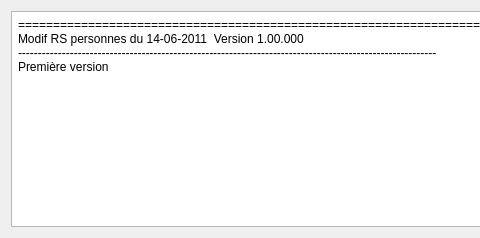
Old version of the form Programmes/synoptux/src/C_Dlg_Changements.ui in the repository leo-naeka/medintux; both pictures show x 0 to 480 and y 0 to 238 of the 1034 by 238 pixel window.
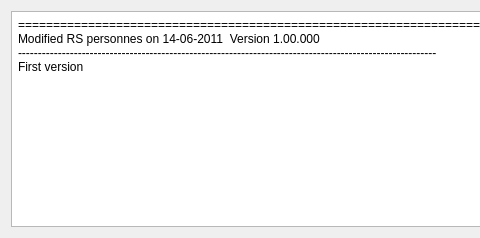
New version of the form.

What changed in the file:
```diff
--- a/Programmes/synoptux/src/C_Dlg_Changements.ui
+++ b/Programmes/synoptux/src/C_Dlg_Changements.ui
@@ -27,7 +27,7 @@
 &lt;table border=&quot;0&quot; style=&quot; margin-top:0px; margin-bottom:0px; margin-left:0px; margin-right:0px;&quot; cellspacing=&quot;2&quot; cellpadding=&quot;0&quot;&gt;
 &lt;tr&gt;
 &lt;td&gt;
-&lt;p style=&quot; margin-top:12px; margin-bottom:12px; margin-left:0px; margin-right:0px; -qt-block-indent:0; text-indent:0px;&quot;&gt;========================================================================================================== &lt;br /&gt;Modif RS personnes du 14-06-2011  Version 1.00.000&lt;br /&gt;--------------------------------------------------------------------------------------------------------- &lt;br /&gt;Première version&lt;/p&gt;
+&lt;p style=&quot; margin-top:12px; margin-bottom:12px; margin-left:0px; margin-right:0px; -qt-block-indent:0; text-indent:0px;&quot;&gt;========================================================================================================== &lt;br /&gt;Modified RS personnes on 14-06-2011  Version 1.00.000&lt;br /&gt;--------------------------------------------------------------------------------------------------------- &lt;br /&gt;First version&lt;/p&gt;
 &lt;p style=&quot;-qt-paragraph-type:empty; margin-top:12px; margin-bottom:12px; margin-left:0px; margin-right:0px; -qt-block-indent:0; text-indent:0px;&quot;&gt;&lt;/p&gt;&lt;/td&gt;&lt;/tr&gt;&lt;/table&gt;&lt;/td&gt;&lt;/tr&gt;&lt;/table&gt;&lt;/body&gt;&lt;/html&gt;</string>
      </property>
     </widget>
```
